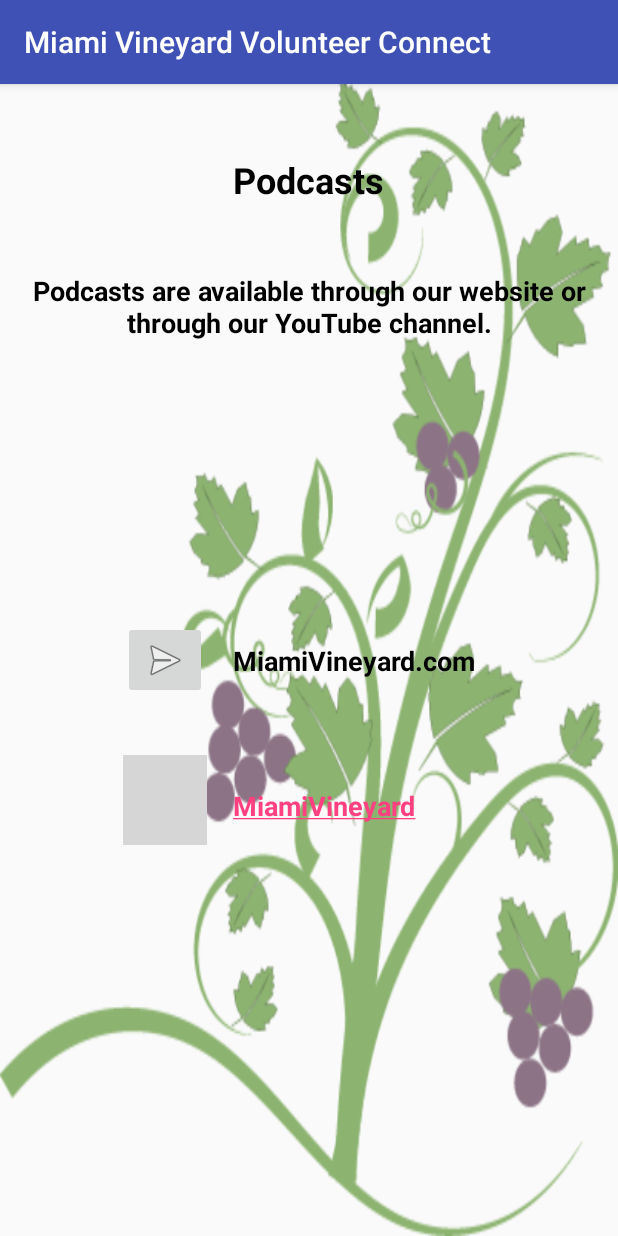
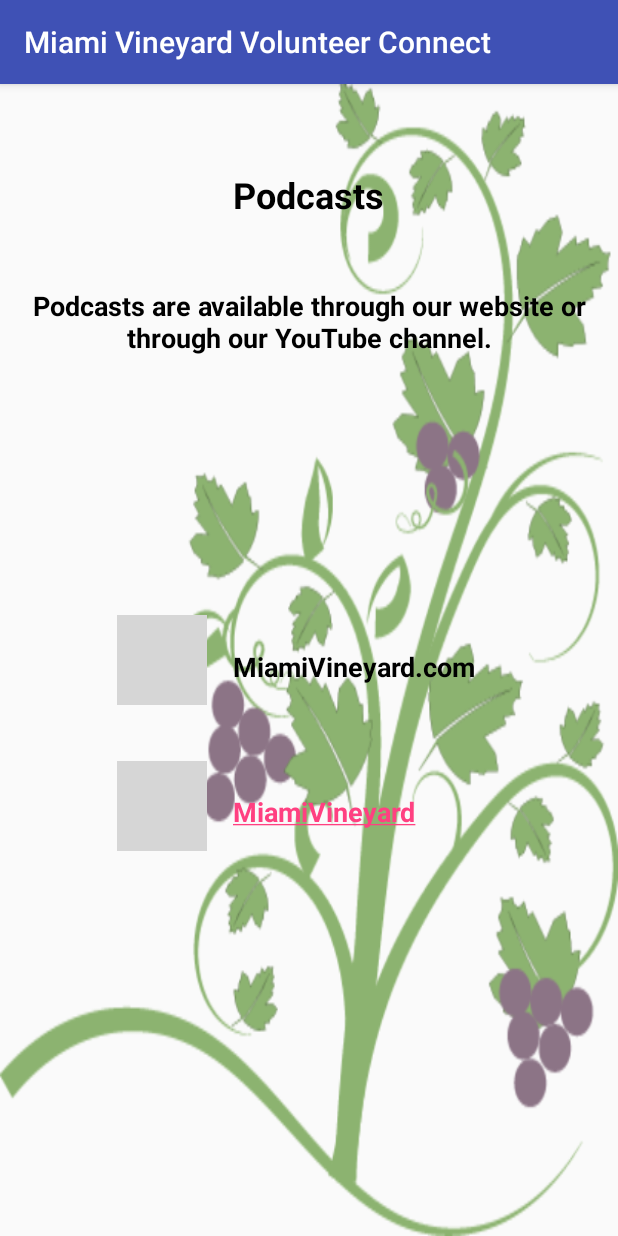
Before and after one commit to s-lind/MVCC_Volunteer_Management_App, an Android app: the PodcastsActivity screen opened directly, with no data from a screen before it, on a phone screen of 412 x 824 dp. Run offline under Robolectric (Android 15) with nearby library versions, the phone set to English and light mode, and no system bars; grey boxes are pictures that could not be loaded.

Commit message:
SG-11-22-16: Changed images on Podcast UI and on Give UI.

```diff
--- a/app/src/main/res/layout/activity_give.xml
+++ b/app/src/main/res/layout/activity_give.xml
@@ -14,9 +14,9 @@
 
     <ImageButton
         android:id="@+id/imgbtnGiveTxt"
-        android:layout_width="wrap_content"
-        android:layout_height="wrap_content"
-        app:srcCompat="@android:drawable/ic_dialog_email"
+        android:layout_width="60dp"
+        android:layout_height="60dp"
+        app:srcCompat="@drawable/sms"
         android:layout_marginTop="43dp"
         android:layout_below="@+id/txtvwGiveHeader"
         android:layout_alignParentLeft="true"
@@ -24,7 +24,7 @@
         android:layout_marginLeft="20dp"
         android:layout_marginStart="20dp"
         android:contentDescription="Give Via Text"
-        />
+        android:scaleType="fitCenter" />
 
     <TextView
         android:id="@+id/txtvwGiveViaText"
@@ -43,16 +43,16 @@
         android:textSize="16sp" />
 
     <ImageButton
-        android:layout_width="wrap_content"
-        android:layout_height="wrap_content"
-        app:srcCompat="@android:drawable/ic_menu_send"
+        android:layout_width="60dp"
+        android:layout_height="60dp"
+        app:srcCompat="@drawable/web"
         android:layout_below="@+id/imgbtnGiveTxt"
         android:layout_alignLeft="@+id/imgbtnGiveTxt"
         android:layout_alignStart="@+id/imgbtnGiveTxt"
         android:layout_marginTop="30dp"
         android:id="@+id/imageButton2"
         android:contentDescription="Give"
-        />
+        android:scaleType="fitCenter" />
 
     <TextView
         android:id="@+id/txtvwGiveOnline"
--- a/app/src/main/res/layout/activity_podcasts.xml
+++ b/app/src/main/res/layout/activity_podcasts.xml
@@ -13,15 +13,15 @@
     android:background="@drawable/wine">
 
     <ImageButton
+        android:id="@+id/imgbtnYouTubePodcasts"
         android:layout_width="60dp"
         app:srcCompat="@drawable/youtube"
-        android:layout_below="@+id/imageButton"
-        android:layout_alignLeft="@+id/imageButton"
-        android:layout_alignStart="@+id/imageButton"
+        android:layout_below="@+id/imgbtnWebPodcasts"
+        android:layout_alignLeft="@+id/imgbtnWebPodcasts"
+        android:layout_alignStart="@+id/imgbtnWebPodcasts"
         android:layout_marginTop="37dp"
-        android:id="@+id/imageButton4"
-        android:layout_alignRight="@+id/imageButton"
-        android:layout_alignEnd="@+id/imageButton"
+        android:layout_alignRight="@+id/imgbtnWebPodcasts"
+        android:layout_alignEnd="@+id/imgbtnWebPodcasts"
         android:layout_height="60dp"
         android:scaleType="fitCenter" />
 
@@ -31,26 +31,13 @@
         android:layout_width="wrap_content"
         android:layout_height="wrap_content"
         android:layout_marginBottom="13dp"
-        android:layout_above="@+id/imageButton4"
+        android:layout_above="@+id/imgbtnYouTubePodcasts"
         android:layout_alignLeft="@+id/txtvwPodcastHeader"
         android:layout_alignStart="@+id/txtvwPodcastHeader"
         android:textStyle="normal|bold"
         android:textColor="@android:color/black"
         android:textAlignment="center"
         android:textSize="18sp" />
-
-    <TextView
-        android:text="@string/lblPodcastsHeader"
-        android:layout_width="wrap_content"
-        android:layout_height="wrap_content"
-        android:layout_marginTop="31dp"
-        android:id="@+id/txtvwPodcastHeader"
-        android:layout_alignParentTop="true"
-        android:layout_centerHorizontal="true"
-        android:textStyle="normal|bold"
-        android:textColor="@android:color/black"
-        android:textAlignment="center"
-        android:textSize="24sp" />
 
     <TextView
         android:id="@+id/txtvwPodcastsIntro"
@@ -75,21 +62,35 @@
         android:textColor="@android:color/black"
         android:textAlignment="center"
         android:textSize="18sp"
-        android:layout_alignBottom="@+id/imageButton4"
+        android:layout_alignBottom="@+id/imgbtnYouTubePodcasts"
         android:layout_alignLeft="@+id/txtvwWebPodcast"
         android:layout_alignStart="@+id/txtvwWebPodcast"
         android:layout_marginBottom="14dp" />
 
     <ImageButton
-        android:layout_width="wrap_content"
-        android:layout_height="wrap_content"
-        app:srcCompat="@android:drawable/ic_menu_send"
-        android:id="@+id/imageButton"
+        android:id="@+id/imgbtnWebPodcasts"
+        android:layout_width="60dp"
+        android:layout_height="60dp"
+        app:srcCompat="@drawable/web"
         android:layout_centerVertical="true"
         android:layout_toLeftOf="@+id/txtvwWebPodcast"
         android:layout_toStartOf="@+id/txtvwWebPodcast"
         android:layout_marginRight="17dp"
-        android:layout_marginEnd="17dp" />
+        android:layout_marginEnd="17dp"
+        android:scaleType="fitCenter" />
+
+    <TextView
+        android:text="@string/lblPodcastsHeader"
+        android:layout_width="wrap_content"
+        android:layout_height="wrap_content"
+        android:layout_marginTop="41dp"
+        android:id="@+id/txtvwPodcastHeader"
+        android:textStyle="normal|bold"
+        android:textColor="@android:color/black"
+        android:textAlignment="center"
+        android:textSize="24sp"
+        android:layout_alignParentTop="true"
+        android:layout_centerHorizontal="true" />
 
 
 </RelativeLayout>
```
